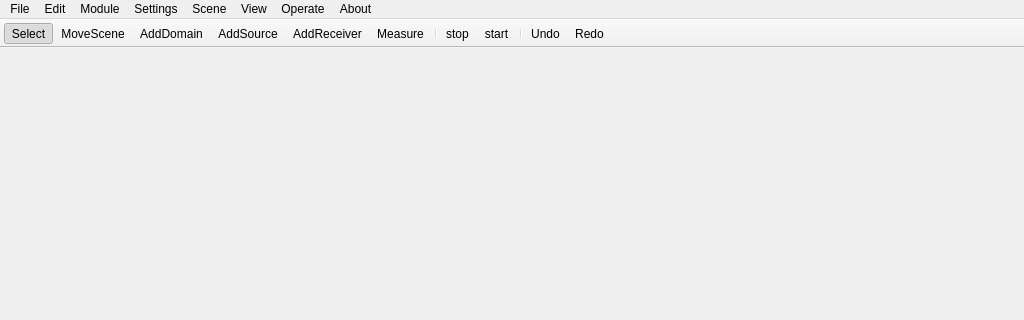
The window that openPSTD/window.ui (openPSTD/openPSTD) describes before a commit, drawn with Qt 5; both pictures show x 0 to 1024 and y 0 to 320 of the 1024 by 768 pixel window.
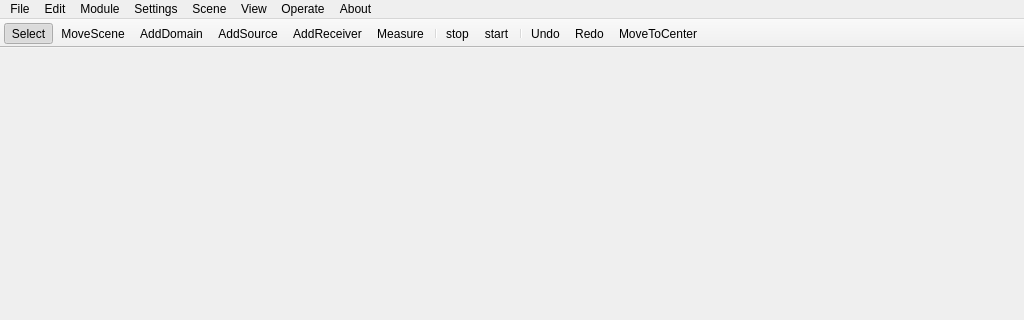
The same window after the commit. Icons and pictures are not drawn.

Commit message: Added action for centering the scene.

The edit to the form file:
```diff
--- a/openPSTD/window.ui
+++ b/openPSTD/window.ui
@@ -153,6 +153,7 @@
    <addaction name="separator"/>
    <addaction name="actionUndo"/>
    <addaction name="actionRedo"/>
+   <addaction name="actionMoveToCenter"/>
   </widget>
   <widget class="QStatusBar" name="statusBar"/>
   <action name="actionSelect">
@@ -413,6 +414,15 @@
     <string>PSTD grid size</string>
    </property>
   </action>
+  <action name="actionMoveToCenter">
+   <property name="icon">
+    <iconset resource="resources.qrc">
+     <normaloff>:/new/prefix1/icons/movetocenter.png</normaloff>:/new/prefix1/icons/movetocenter.png</iconset>
+   </property>
+   <property name="text">
+    <string>MoveToCenter</string>
+   </property>
+  </action>
  </widget>
  <layoutdefault spacing="6" margin="11"/>
  <resources>
```
Left out of the diff: 1 changed line with no effect on the pictures. The commit also changes 6 other files.
